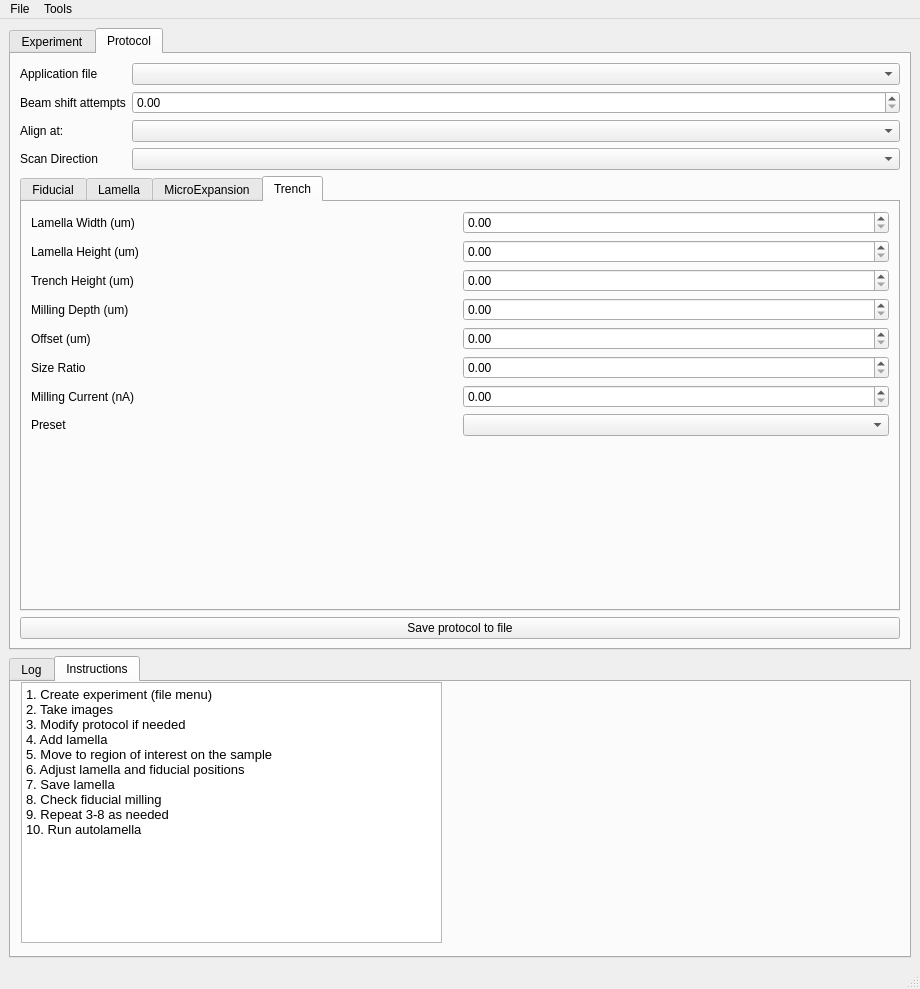
Qt form autolamella/ui/UI.ui (DeMarcoLab/autolamella) before a commit.
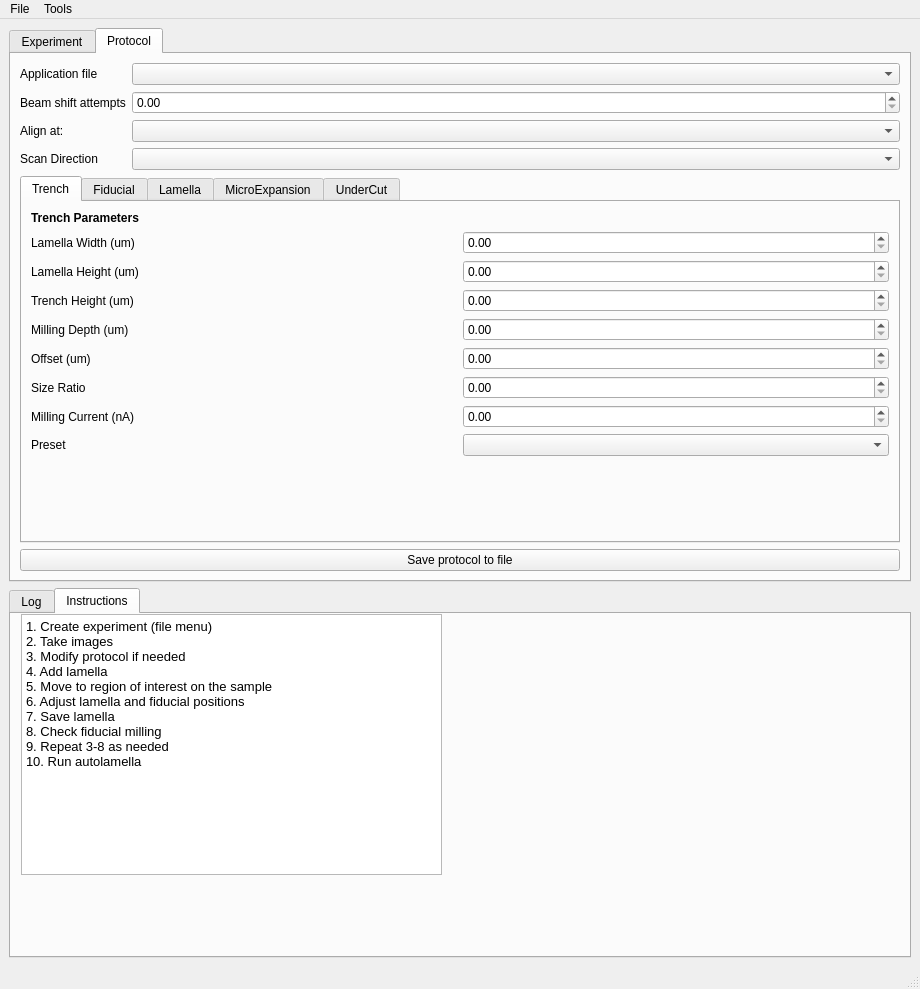
The same form after that commit. The open tabs and pages were chosen to show the change.

What changed in the file:
```diff
--- a/autolamella/ui/UI.ui
+++ b/autolamella/ui/UI.ui
@@ -126,7 +126,7 @@
         <string>Experiment</string>
        </attribute>
        <layout class="QGridLayout" name="gridLayout_3">
-        <item row="15" column="0" colspan="2">
+        <item row="14" column="0" colspan="2">
          <widget class="QPushButton" name="remill_fiducial">
           <property name="text">
            <string>Remill fiducial</string>
@@ -140,7 +140,7 @@
           </property>
          </widget>
         </item>
-        <item row="6" column="1">
+        <item row="5" column="1">
          <widget class="QPushButton" name="remove_button">
           <property name="styleSheet">
            <string notr="true"/>
@@ -150,7 +150,7 @@
           </property>
          </widget>
         </item>
-        <item row="17" column="0" colspan="2">
+        <item row="15" column="0" colspan="2">
          <widget class="QPushButton" name="run_button">
           <property name="font">
            <font>
@@ -166,7 +166,14 @@
           </property>
          </widget>
         </item>
-        <item row="19" column="0" colspan="2">
+        <item row="10" column="1">
+         <widget class="QPushButton" name="go_to_lamella">
+          <property name="text">
+           <string>Go to position</string>
+          </property>
+         </widget>
+        </item>
+        <item row="17" column="0" colspan="2">
          <spacer name="verticalSpacer">
           <property name="orientation">
            <enum>Qt::Vertical</enum>
@@ -179,14 +186,14 @@
           </property>
          </spacer>
         </item>
-        <item row="12" column="0" colspan="2">
+        <item row="11" column="0" colspan="2">
          <widget class="QPushButton" name="save_button">
           <property name="text">
-           <string>Mill fiducila for current lamella</string>
+           <string>Mill Fiducial for current lamella</string>
           </property>
          </widget>
         </item>
-        <item row="6" column="0">
+        <item row="5" column="0">
          <widget class="QPushButton" name="add_button">
           <property name="text">
            <string>Add Lamella</string>
@@ -200,7 +207,7 @@
           </property>
          </widget>
         </item>
-        <item row="7" column="0">
+        <item row="6" column="0">
          <widget class="QLabel" name="label_current_lamella_header">
           <property name="font">
            <font>
@@ -213,7 +220,7 @@
           </property>
          </widget>
         </item>
-        <item row="9" column="0">
+        <item row="8" column="0">
          <widget class="QLabel" name="label_movement_instructions2">
           <property name="text">
            <string>Moving pattern :</string>
@@ -250,34 +257,21 @@
           </property>
          </widget>
         </item>
-        <item row="18" column="0" colspan="2">
+        <item row="16" column="0" colspan="2">
          <widget class="QPushButton" name="pushButton_run_waffle_trench">
           <property name="text">
            <string>Run Waffle Trench Milling</string>
           </property>
          </widget>
         </item>
-        <item row="10" column="0" colspan="2">
+        <item row="9" column="0" colspan="2">
          <widget class="QLabel" name="label_movement_instructions">
           <property name="text">
            <string>Right click where you want the pattern centre to be.</string>
           </property>
          </widget>
         </item>
-        <item row="16" column="0" colspan="2">
-         <spacer name="horizontalSpacer">
-          <property name="orientation">
-           <enum>Qt::Horizontal</enum>
-          </property>
-          <property name="sizeHint" stdset="0">
-           <size>
-            <width>40</width>
-            <height>20</height>
-           </size>
-          </property>
-         </spacer>
-        </item>
-        <item row="9" column="1">
+        <item row="8" column="1">
          <widget class="QComboBox" name="comboBox_moving_pattern">
           <item>
            <property name="text">
@@ -291,19 +285,6 @@
           </item>
          </widget>
         </item>
-        <item row="5" column="0" colspan="2">
-         <spacer name="horizontalSpacer_2">
-          <property name="orientation">
-           <enum>Qt::Horizontal</enum>
-          </property>
-          <property name="sizeHint" stdset="0">
-           <size>
-            <width>40</width>
-            <height>20</height>
-           </size>
-          </property>
-         </spacer>
-        </item>
         <item row="1" column="1">
          <widget class="QLabel" name="protocol_txt">
           <property name="text">
@@ -311,14 +292,21 @@
           </property>
          </widget>
         </item>
-        <item row="11" column="0">
+        <item row="10" column="0">
          <widget class="QPushButton" name="pushButton_save_position">
           <property name="text">
            <string>Save Position</string>
           </property>
          </widget>
         </item>
-        <item row="14" column="0" colspan="2">
+        <item row="4" column="0">
+         <widget class="QCheckBox" name="checkBox_show_trench">
+          <property name="text">
+           <string>Show Trench Pattern</string>
+          </property>
+         </widget>
+        </item>
+        <item row="13" column="0" colspan="2">
          <widget class="QPlainTextEdit" name="lamella_count_txt">
           <property name="sizePolicy">
            <sizepolicy hsizetype="Expanding" vsizetype="MinimumExpanding">
@@ -349,13 +337,6 @@
           </property>
          </widget>
         </item>
-        <item row="13" column="0" colspan="2">
-         <widget class="QPushButton" name="go_to_lamella">
-          <property name="text">
-           <string>Go to position</string>
-          </property>
-         </widget>
-        </item>
         <item row="2" column="0">
          <widget class="QLabel" name="label_setup_header">
           <property name="font">
@@ -370,16 +351,9 @@
           </property>
          </widget>
         </item>
-        <item row="7" column="1">
+        <item row="6" column="1">
          <widget class="QComboBox" name="lamella_index"/>
         </item>
-        <item row="4" column="0">
-         <widget class="QCheckBox" name="checkBox_show_trench">
-          <property name="text">
-           <string>Show Trench Pattern</string>
-          </property>
-         </widget>
-        </item>
        </layout>
       </widget>
       <widget class="QWidget" name="tab_2">
@@ -436,8 +410,170 @@
            <enum>QTabWidget::Rounded</enum>
           </property>
           <property name="currentIndex">
-           <number>3</number>
+           <number>0</number>
           </property>
+          <widget class="QWidget" name="tab_8">
+           <attribute name="title">
+            <string>Trench</string>
+           </attribute>
+           <layout class="QGridLayout" name="gridLayout_5">
+            <item row="8" column="1">
+             <widget class="QComboBox" name="comboBox_trench_preset"/>
+            </item>
+            <item row="8" column="0">
+             <widget class="QLabel" name="label_trench_preset">
+              <property name="text">
+               <string>Preset</string>
+              </property>
+             </widget>
+            </item>
+            <item row="3" column="1">
+             <widget class="QDoubleSpinBox" name="doubleSpinBox_trench_trench_height">
+              <property name="maximum">
+               <double>1000.000000000000000</double>
+              </property>
+              <property name="singleStep">
+               <double>0.010000000000000</double>
+              </property>
+             </widget>
+            </item>
+            <item row="9" column="0" colspan="2">
+             <spacer name="verticalSpacer_5">
+              <property name="orientation">
+               <enum>Qt::Vertical</enum>
+              </property>
+              <property name="sizeHint" stdset="0">
+               <size>
+                <width>20</width>
+                <height>40</height>
+               </size>
+              </property>
+             </spacer>
+            </item>
+            <item row="1" column="0">
+             <widget class="QLabel" name="label_trench_lamella_width">
+              <property name="text">
+               <string>Lamella Width (um)</string>
+              </property>
+             </widget>
+            </item>
+            <item row="1" column="1">
+             <widget class="QDoubleSpinBox" name="doubleSpinBox_trench_lamella_width">
+              <property name="maximum">
+               <double>1000.000000000000000</double>
+              </property>
+              <property name="singleStep">
+               <double>0.010000000000000</double>
+              </property>
+             </widget>
+            </item>
+            <item row="4" column="1">
+             <widget class="QDoubleSpinBox" name="doubleSpinBox_trench_milling_depth">
+              <property name="maximum">
+               <double>1000.000000000000000</double>
+              </property>
+              <property name="singleStep">
+               <double>0.010000000000000</double>
+              </property>
+             </widget>
+            </item>
+            <item row="7" column="1">
+             <widget class="QDoubleSpinBox" name="doubleSpinBox_trench_milling_current">
+              <property name="maximum">
+               <double>1000.000000000000000</double>
+              </property>
+              <property name="singleStep">
+               <double>0.010000000000000</double>
+              </property>
+             </widget>
+            </item>
+            <item row="6" column="0">
+             <widget class="QLabel" name="label_trench_size_ratio">
+              <property name="text">
+               <string>Size Ratio</string>
+              </property>
+             </widget>
+            </item>
+            <item row="4" column="0">
+             <widget class="QLabel" name="label_trench_milling_depth">
+              <property name="text">
+               <string>Milling Depth (um)</string>
+              </property>
+             </widget>
+            </item>
+            <item row="2" column="1">
+             <widget class="QDoubleSpinBox" name="doubleSpinBox_trench_lamella_height">
+              <property name="maximum">
+               <double>1000.000000000000000</double>
+              </property>
+              <property name="singleStep">
+               <double>0.010000000000000</double>
+              </property>
+             </widget>
+            </item>
+            <item row="2" column="0">
+             <widget class="QLabel" name="label_trench_lamella_height">
+              <property name="text">
+               <string>Lamella Height (um)</string>
+              </property>
+             </widget>
+            </item>
+            <item row="6" column="1">
+             <widget class="QDoubleSpinBox" name="doubleSpinBox_trench_size_ratio">
+              <property name="maximum">
+               <double>1000.000000000000000</double>
+              </property>
+              <property name="singleStep">
+               <double>0.010000000000000</double>
+              </property>
+             </widget>
+            </item>
+            <item row="3" column="0">
+             <widget class="QLabel" name="label_trench_trench_height">
+              <property name="text">
+               <string>Trench Height (um)</string>
+              </property>
+             </widget>
+            </item>
+            <item row="7" column="0">
+             <widget class="QLabel" name="label_trench_milling_current">
+              <property name="text">
+               <string>Milling Current (nA)</string>
+              </property>
+             </widget>
+            </item>
+            <item row="5" column="1">
+             <widget class="QDoubleSpinBox" name="doubleSpinBox_trench_offset">
+              <property name="maximum">
+               <double>1000.000000000000000</double>
+              </property>
+              <property name="singleStep">
+               <double>0.010000000000000</double>
+              </property>
+             </widget>
+            </item>
+            <item row="5" column="0">
+             <widget class="QLabel" name="label_trench_offset">
+              <property name="text">
+               <string>Offset (um)</string>
+              </property>
+             </widget>
+            </item>
+            <item row="0" column="0" colspan="2">
+             <widget class="QLabel" name="label">
+              <property name="font">
+               <font>
+                <weight>75</weight>
+                <bold>true</bold>
+               </font>
+              </property>
+              <property name="text">
+               <string>Trench Parameters</string>
+              </property>
+             </widget>
+            </item>
+           </layout>
+          </widget>
           <widget class="QWidget" name="tab_4">
            <attribute name="title">
             <string>Fiducial</string>
@@ -771,154 +907,10 @@
             </item>
            </layout>
           </widget>
-          <widget class="QWidget" name="tab_8">
+          <widget class="QWidget" name="tab_9">
            <attribute name="title">
-            <string>Trench</string>
+            <string>UnderCut</string>
            </attribute>
-           <layout class="QGridLayout" name="gridLayout_5">
-            <item row="7" column="1">
-             <widget class="QComboBox" name="comboBox_trench_preset"/>
-            </item>
-            <item row="7" column="0">
-             <widget class="QLabel" name="label_trench_preset">
-              <property name="text">
-               <string>Preset</string>
-              </property>
-             </widget>
-            </item>
-            <item row="2" column="1">
-             <widget class="QDoubleSpinBox" name="doubleSpinBox_trench_trench_height">
-              <property name="maximum">
-               <double>1000.000000000000000</double>
-              </property>
-              <property name="singleStep">
-               <double>0.010000000000000</double>
-              </property>
-             </widget>
-            </item>
-            <item row="0" column="0">
-             <widget class="QLabel" name="label_trench_lamella_width">
-              <property name="text">
-               <string>Lamella Width (um)</string>
-              </property>
-             </widget>
-            </item>
-            <item row="0" column="1">
-             <widget class="QDoubleSpinBox" name="doubleSpinBox_trench_lamella_width">
-              <property name="maximum">
-               <double>1000.000000000000000</double>
-              </property>
-              <property name="singleStep">
-               <double>0.010000000000000</double>
-              </property>
-             </widget>
-            </item>
-            <item row="3" column="1">
-             <widget class="QDoubleSpinBox" name="doubleSpinBox_trench_milling_depth">
-              <property name="maximum">
-               <double>1000.000000000000000</double>
-              </property>
-              <property name="singleStep">
-               <double>0.010000000000000</double>
-              </property>
-             </widget>
-            </item>
-            <item row="6" column="1">
-             <widget class="QDoubleSpinBox" name="doubleSpinBox_trench_milling_current">
-              <property name="maximum">
-               <double>1000.000000000000000</double>
-              </property>
-              <property name="singleStep">
-               <double>0.010000000000000</double>
-              </property>
-             </widget>
-            </item>
-            <item row="5" column="0">
-             <widget class="QLabel" name="label_trench_size_ratio">
-              <property name="text">
-               <string>Size Ratio</string>
-              </property>
-             </widget>
-            </item>
-            <item row="3" column="0">
-             <widget class="QLabel" name="label_trench_milling_depth">
-              <property name="text">
-               <string>Milling Depth (um)</string>
-              </property>
-             </widget>
-            </item>
-            <item row="1" column="1">
-             <widget class="QDoubleSpinBox" name="doubleSpinBox_trench_lamella_height">
-              <property name="maximum">
-               <double>1000.000000000000000</double>
-              </property>
-              <property name="singleStep">
-               <double>0.010000000000000</double>
-              </property>
-             </widget>
-            </item>
-            <item row="1" column="0">
-             <widget class="QLabel" name="label_trench_lamella_height">
-              <property name="text">
-               <string>Lamella Height (um)</string>
-              </property>
-             </widget>
-            </item>
-            <item row="5" column="1">
-             <widget class="QDoubleSpinBox" name="doubleSpinBox_trench_size_ratio">
-              <property name="maximum">
-               <double>1000.000000000000000</double>
-              </property>
-              <property name="singleStep">
-               <double>0.010000000000000</double>
-              </property>
-             </widget>
-            </item>
-            <item row="2" column="0">
-             <widget class="QLabel" name="label_trench_trench_height">
-              <property name="text">
-               <string>Trench Height (um)</string>
-              </property>
-             </widget>
-            </item>
-            <item row="6" column="0">
-             <widget class="QLabel" name="label_trench_milling_current">
-              <property name="text">
-               <string>Milling Current (nA)</string>
-              </property>
-             </widget>
-            </item>
-            <item row="4" column="1">
-             <widget class="QDoubleSpinBox" name="doubleSpinBox_trench_offset">
-              <property name="maximum">
-               <double>1000.000000000000000</double>
-              </property>
-              <property name="singleStep">
-               <double>0.010000000000000</double>
-              </property>
-             </widget>
-            </item>
-            <item row="4" column="0">
-             <widget class="QLabel" name="label_trench_offset">
-              <property name="text">
-               <string>Offset (um)</string>
-              </property>
-             </widget>
-            </item>
-            <item row="8" column="0" colspan="2">
-             <spacer name="verticalSpacer_5">
-              <property name="orientation">
-               <enum>Qt::Vertical</enum>
-              </property>
-              <property name="sizeHint" stdset="0">
-               <size>
-                <width>20</width>
-                <height>40</height>
-               </size>
-              </property>
-             </spacer>
-            </item>
-           </layout>
           </widget>
          </widget>
         </item>
```
